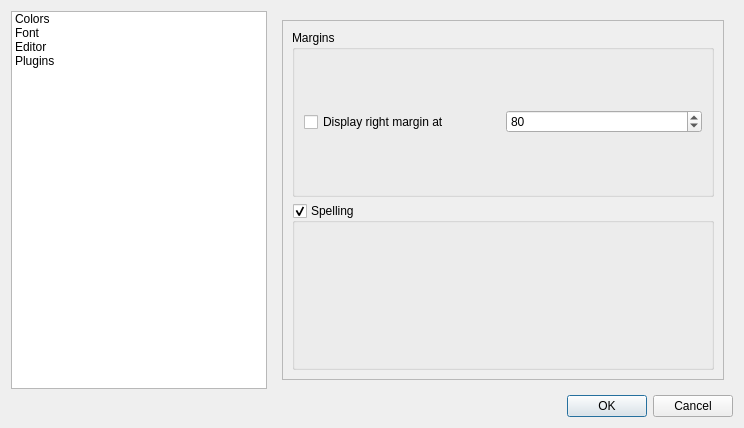
This is src/editor/settings.ui in igormironchik/markdown-tools as Qt 5 draws it before an edit. The edited form follows.
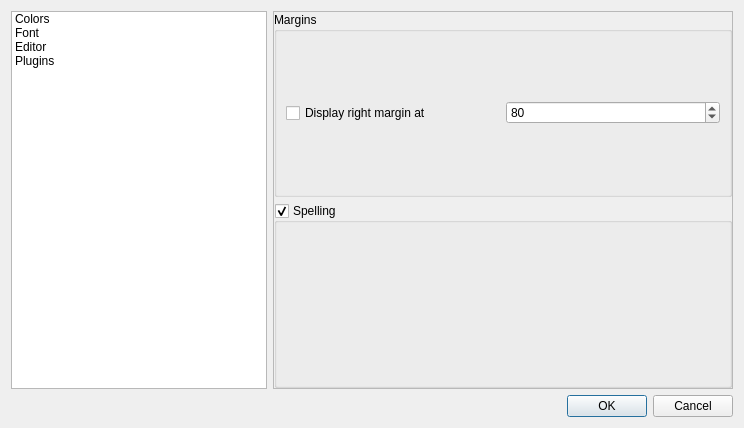
This is the edited form. The open tabs and pages were chosen to show the change. Icons and pictures are not drawn. Custom widgets are drawn as their Qt base class.

Patch:
```diff
--- a/src/editor/settings.ui
+++ b/src/editor/settings.ui
@@ -77,6 +77,18 @@
        <widget class="MdEditor::FontPage" name="m_fontPage"/>
        <widget class="QWidget" name="m_editorPage">
         <layout class="QVBoxLayout" name="verticalLayout_3">
+         <property name="leftMargin">
+          <number>0</number>
+         </property>
+         <property name="topMargin">
+          <number>0</number>
+         </property>
+         <property name="rightMargin">
+          <number>0</number>
+         </property>
+         <property name="bottomMargin">
+          <number>0</number>
+         </property>
          <item>
           <widget class="QScrollArea" name="scrollArea">
            <property name="widgetResizable">
@@ -87,11 +99,23 @@
              <rect>
               <x>0</x>
               <y>0</y>
-              <width>272</width>
-              <height>146</height>
+              <width>468</width>
+              <height>374</height>
              </rect>
             </property>
             <layout class="QVBoxLayout" name="verticalLayout_2">
+             <property name="leftMargin">
+              <number>0</number>
+             </property>
+             <property name="topMargin">
+              <number>0</number>
+             </property>
+             <property name="rightMargin">
+              <number>0</number>
+             </property>
+             <property name="bottomMargin">
+              <number>0</number>
+             </property>
              <item>
               <widget class="QGroupBox" name="m_marginsGroup">
                <property name="title">
@@ -179,6 +203,12 @@
   </layout>
  </widget>
  <customwidgets>
+  <customwidget>
+   <class>MdEditor::FontPage</class>
+   <extends>QWidget</extends>
+   <header>font.h</header>
+   <container>1</container>
+  </customwidget>
   <customwidget>
    <class>MdShared::PluginsPage</class>
    <extends>QWidget</extends>
@@ -191,12 +221,6 @@
    <header>colors.h</header>
    <container>1</container>
   </customwidget>
-  <customwidget>
-   <class>MdEditor::FontPage</class>
-   <extends>QWidget</extends>
-   <header>font.h</header>
-   <container>1</container>
-  </customwidget>
   <customwidget>
    <class>MdEditor::SonnetConfig</class>
    <extends>QWidget</extends>
```
Left out of the diff: 17 changed lines with no effect on the pictures.
